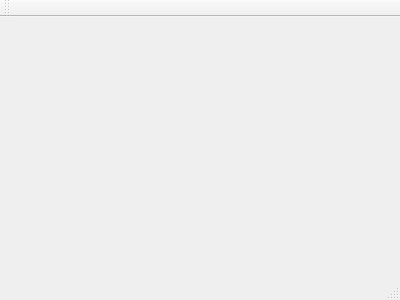
The window that mainwindow.ui (zkyf/CPURender) describes before a commit, drawn with Qt 5.
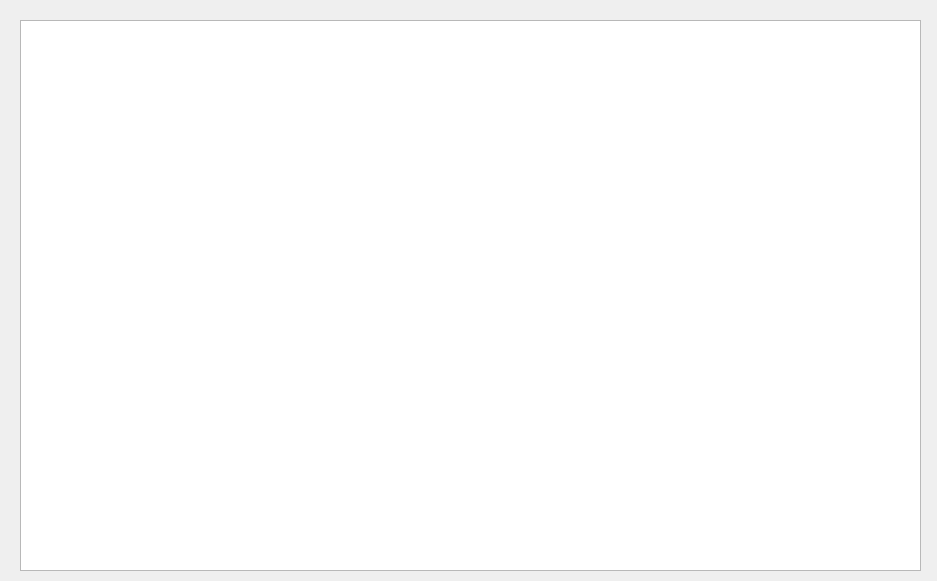
The same window after the commit.

```diff
--- a/mainwindow.ui
+++ b/mainwindow.ui
@@ -1,24 +1,31 @@
 <ui version="4.0">
  <class>MainWindow</class>
- <widget class="QMainWindow" name="MainWindow" >
-  <property name="geometry" >
+ <widget class="QMainWindow" name="MainWindow">
+  <property name="geometry">
    <rect>
     <x>0</x>
     <y>0</y>
-    <width>400</width>
-    <height>300</height>
+    <width>937</width>
+    <height>581</height>
    </rect>
   </property>
   <property name="windowTitle" >
    <string>MainWindow</string>
   </property>
-  <widget class="QMenuBar" name="menuBar" />
-  <widget class="QToolBar" name="mainToolBar" />
-  <widget class="QWidget" name="centralWidget" />
-  <widget class="QStatusBar" name="statusBar" />
+  <widget class="QWidget" name="centralWidget">
+   <widget class="QGraphicsView" name="graphicsView">
+    <property name="geometry">
+     <rect>
+      <x>20</x>
+      <y>20</y>
+      <width>901</width>
+      <height>551</height>
+     </rect>
+    </property>
+   </widget>
+  </widget>
  </widget>
- <layoutDefault spacing="6" margin="11" />
- <pixmapfunction></pixmapfunction>
+ <layoutdefault spacing="6" margin="11"/>
  <resources/>
  <connections/>
 </ui>
```
Left out of the diff: 3 changed lines with no effect on the pictures.
